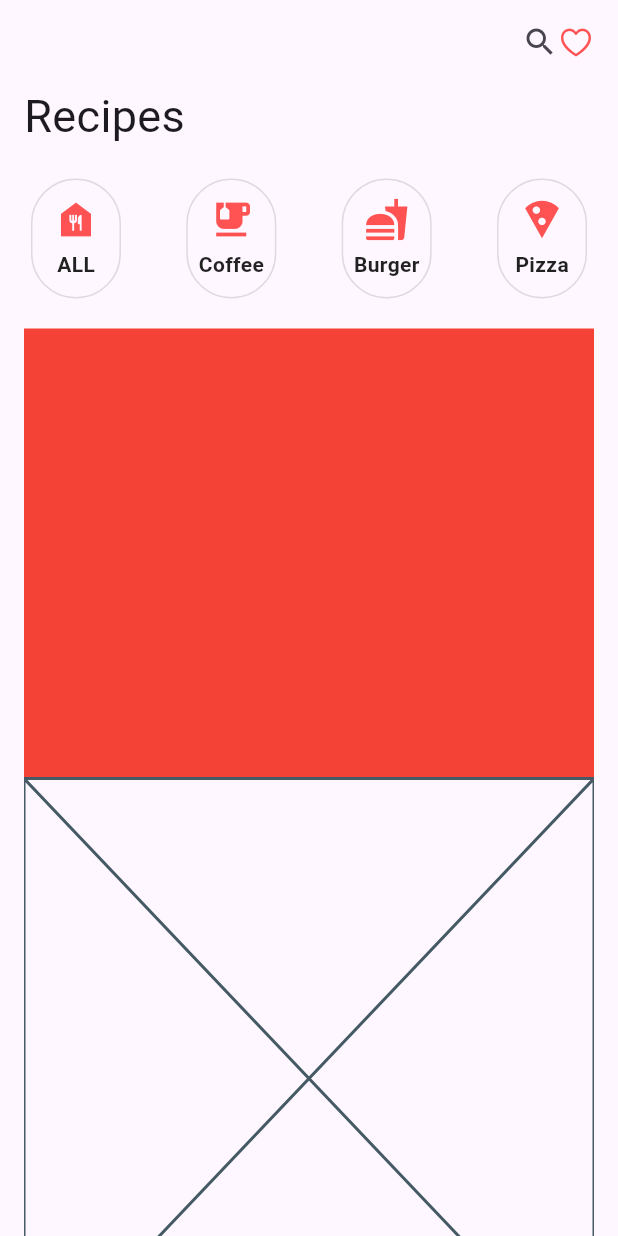
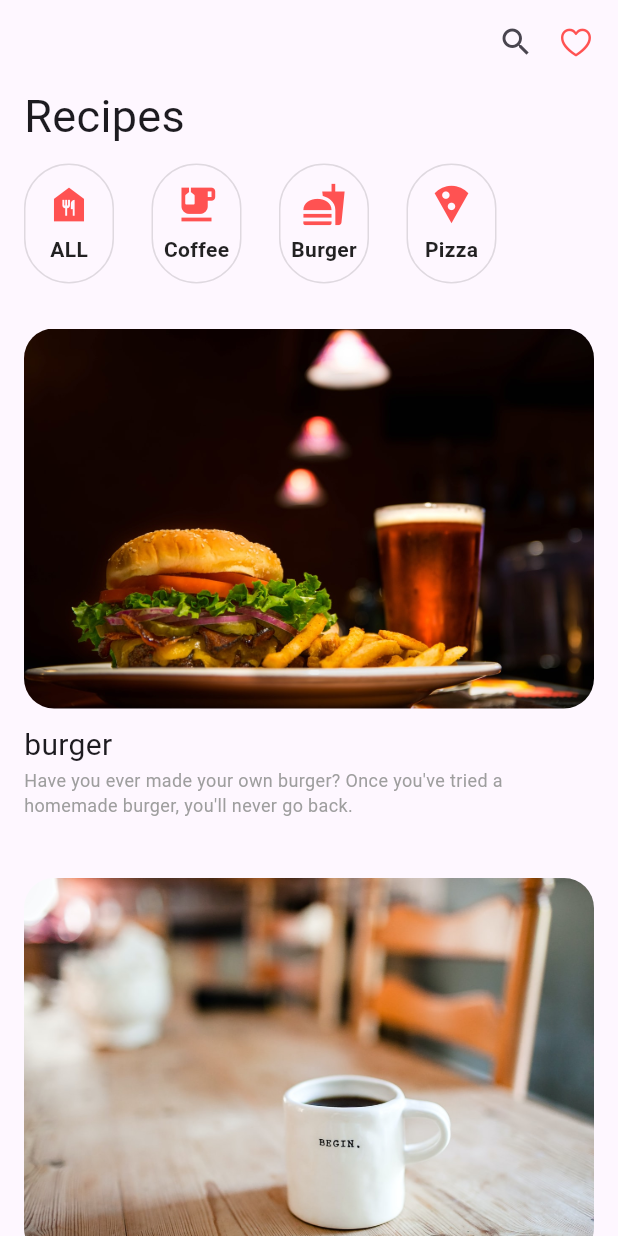
Before and after one commit to Unikyul/FlutterPractice-1, a Flutter app: the screen it shows after launch, on a phone screen of 412 x 824 dp. Run offline on Flutter 3.47's test engine with Material 3 defaults, Android fonts, the phone set to English and light mode, and no system bars; our stand-ins replace google_fonts.

Commit message:
recipeapp 끝

```diff
--- a/lib/main.dart
+++ b/lib/main.dart
@@ -22,17 +22,12 @@ class HomePage extends StatelessWidget {
   @override
   Widget build(BuildContext context) {
     return Scaffold(
-      //위에 appvar 넣기
       appBar: AppBar(
         actions: [
           Icon(Icons.search),
-          Icon(
-            CupertinoIcons.heart,
-            color: Colors.redAccent,
-          ),
-          SizedBox(
-            width: 16,
-          )
+          SizedBox(width: 16),
+          Icon(CupertinoIcons.heart, color: Colors.redAccent),
+          SizedBox(width: 16)
         ],
       ),
       body: Padding(
@@ -40,24 +35,19 @@ class HomePage extends StatelessWidget {
         child: ListView(
           children: [
             _title(),
-            SizedBox(height: 20),
-            _Menu(),
-            SizedBox(height: 20),
-            Container(
-              height: 300,
-              color: Colors.red,
-            ),
-            Placeholder(),
-            Container(
-              height: 300,
-              color: Colors.red,
-            ),
+            SizedBox(height: 10),
+            _menu(),
+            SizedBox(height: 10),
+            RecipeItem("burger.jpeg", "burger"),
+            RecipeItem("coffee.jpeg", "coffee"),
+            RecipeItem("pizza.jpeg", "pizza"),
           ],
         ),
       ),
     );
   }
 
+//제목
   Text _title() {
     return Text(
       "Recipes",
@@ -67,9 +57,10 @@ class HomePage extends StatelessWidget {
     );
   }
 
-  Row _Menu() {
+  //메뉴
+
+  Row _menu() {
     return Row(
-      mainAxisAlignment: MainAxisAlignment.spaceAround,
       children: [
         //_하면 다른 곳에서 쓰지 못한다. 우리가 만든 메소드는 m을 붙이자
         //재사용 가능한 메소드, 처음부터 만들고 메소드를 만든다.
@@ -83,6 +74,8 @@ class HomePage extends StatelessWidget {
       ],
     );
   }
+
+  //아이콘
 
   Container _mIcon(IconData mIcon, String text) {
     return Container(
@@ -102,12 +95,55 @@ class HomePage extends StatelessWidget {
             size: 30,
           ),
           SizedBox(height: 5),
-          //글자 스타일 꾸미는 방법
-          Text("$text",
-              style: TextStyle(
-                  color: Colors.black87, fontWeight: FontWeight.bold)),
+          Text(
+            "$text",
+            style: TextStyle(
+              color: Colors.black87,
+              fontWeight: FontWeight.bold,
+            ),
+          ),
         ],
       ),
     );
   }
 }
+
+//RecipeItem 컬럼
+class RecipeItem extends StatelessWidget {
+  //이렇게 쓰는 방법은 const만 지우면 가능하다.
+  String imageName;
+  String text;
+
+  //생성자 , new를 백번해도 한번만 뜬다. 상태가 없으면 const를 지운다.
+  // const  RecipeItem();
+  RecipeItem(this.imageName, this.text);
+
+  @override
+  Widget build(BuildContext context) {
+    return Padding(
+      padding: const EdgeInsets.symmetric(vertical: 20),
+      child: Column(
+        crossAxisAlignment: CrossAxisAlignment.start,
+        children: [
+          AspectRatio(
+            //가로가 2 세로가 1
+            aspectRatio: 3 / 2,
+            child: ClipRRect(
+              borderRadius: BorderRadius.circular(20),
+              child: Image.asset("assets/$imageName", fit: BoxFit.cover),
+            ),
+          ),
+          SizedBox(height: 10),
+          Text(
+            "$text",
+            style: TextStyle(fontSize: 20),
+          ),
+          Text(
+            "Have you ever made your own $text? Once you've tried a homemade $text, you'll never go back.",
+            style: TextStyle(color: Colors.grey, fontSize: 12),
+          ),
+        ],
+      ),
+    );
+  }
+}
--- a/pubspec.yaml
+++ b/pubspec.yaml
@@ -60,9 +60,9 @@ flutter:
   uses-material-design: true
 
   # To add assets to your application, add an assets section, like this:
-  # assets:
-  #   - images/a_dot_burr.jpeg
-  #   - images/a_dot_ham.jpeg
+  assets:
+    - assets/
+
 
   # An image asset can refer to one or more resolution-specific "variants", see
   # https://flutter.dev/to/resolution-aware-images
```
Also changed, not shown: assets/burger.jpeg (added), assets/coffee.jpeg (added), assets/pizza.jpeg (added).
